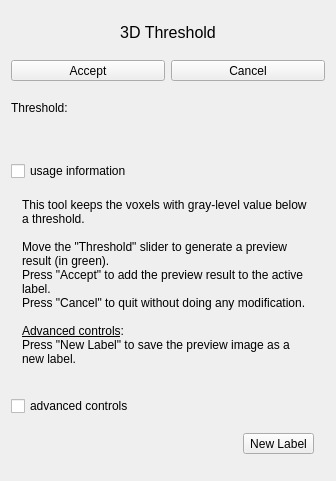
First picture: the form in Modules/SegmentationUI/Qmitk/QmitkBinaryThresholdToolGUIControls.ui, repository MITK/MITK, before the edit.
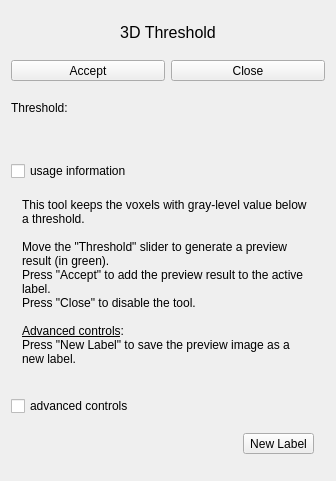
Second picture: the form after the edit. Icons and pictures are not drawn. Custom widgets are drawn as their Qt base class.

Commit message: enabled the otsu tool for automatic multiple thresholding

```diff
--- a/Modules/SegmentationUI/Qmitk/QmitkBinaryThresholdToolGUIControls.ui
+++ b/Modules/SegmentationUI/Qmitk/QmitkBinaryThresholdToolGUIControls.ui
@@ -102,7 +102,7 @@
         <string>Quit without doing any modification</string>
        </property>
        <property name="text">
-        <string>Cancel</string>
+        <string>Close</string>
        </property>
        <property name="icon">
         <iconset resource="../resources/SegmentationUI.qrc">
@@ -197,7 +197,7 @@
 &lt;p style=&quot;-qt-paragraph-type:empty; margin-top:0px; margin-bottom:0px; margin-left:0px; margin-right:0px; -qt-block-indent:0; text-indent:0px; font-family:'Sans'; font-size:9pt;&quot;&gt;&lt;br /&gt;&lt;/p&gt;
 &lt;p style=&quot; margin-top:0px; margin-bottom:0px; margin-left:0px; margin-right:0px; -qt-block-indent:0; text-indent:0px;&quot;&gt;&lt;span style=&quot; font-family:'Sans'; font-size:9pt;&quot;&gt;Move the &amp;quot;Threshold&amp;quot; slider to generate a preview result (in green).&lt;/span&gt;&lt;/p&gt;
 &lt;p style=&quot; margin-top:0px; margin-bottom:0px; margin-left:0px; margin-right:0px; -qt-block-indent:0; text-indent:0px;&quot;&gt;&lt;span style=&quot; font-family:'Sans'; font-size:9pt;&quot;&gt;Press &amp;quot;Accept&amp;quot; to add the preview result to the active label. &lt;/span&gt;&lt;/p&gt;
-&lt;p style=&quot; margin-top:0px; margin-bottom:0px; margin-left:0px; margin-right:0px; -qt-block-indent:0; text-indent:0px;&quot;&gt;&lt;span style=&quot; font-family:'Sans'; font-size:9pt;&quot;&gt;Press &amp;quot;Cancel&amp;quot; to quit without doing any modification.&lt;/span&gt;&lt;/p&gt;
+&lt;p style=&quot; margin-top:0px; margin-bottom:0px; margin-left:0px; margin-right:0px; -qt-block-indent:0; text-indent:0px;&quot;&gt;&lt;span style=&quot; font-family:'Sans'; font-size:9pt;&quot;&gt;Press &amp;quot;Close&amp;quot; to disable the tool.&lt;/span&gt;&lt;/p&gt;
 &lt;p style=&quot;-qt-paragraph-type:empty; margin-top:0px; margin-bottom:0px; margin-left:0px; margin-right:0px; -qt-block-indent:0; text-indent:0px; font-family:'Sans'; font-size:9pt;&quot;&gt;&lt;br /&gt;&lt;/p&gt;
 &lt;p style=&quot; margin-top:0px; margin-bottom:0px; margin-left:0px; margin-right:0px; -qt-block-indent:0; text-indent:0px;&quot;&gt;&lt;span style=&quot; font-family:'Sans'; font-size:9pt; text-decoration: underline;&quot;&gt;Advanced controls&lt;/span&gt;&lt;span style=&quot; font-family:'Sans'; font-size:9pt;&quot;&gt;: &lt;/span&gt;&lt;/p&gt;
 &lt;p style=&quot; margin-top:0px; margin-bottom:0px; margin-left:0px; margin-right:0px; -qt-block-indent:0; text-indent:0px;&quot;&gt;&lt;span style=&quot; font-family:'Sans'; font-size:9pt;&quot;&gt;Press &amp;quot;New Label&amp;quot; to save the preview image as a new label.&lt;/span&gt;&lt;/p&gt;
```
The commit also changes 21 other files.
